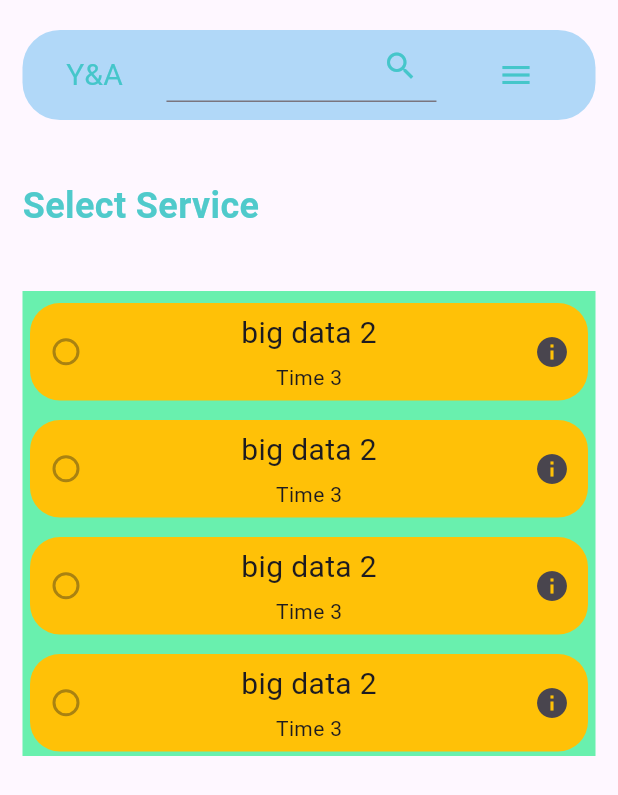
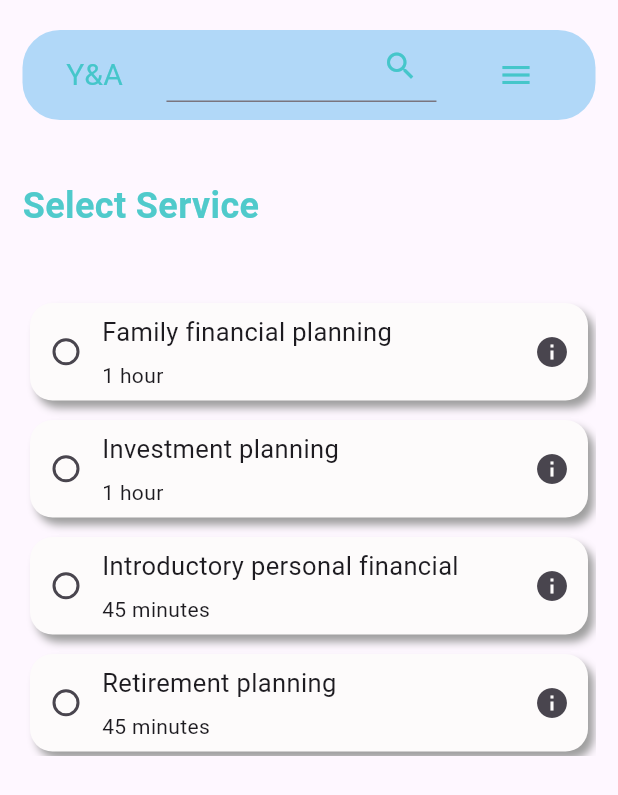
Before and after one commit to Vaibhav77e/appointment, a Flutter app: the screen it shows after launch, on a phone screen of 412 x 824 dp. Shown: the top 795 px of the screen. Run offline on Flutter 3.47's test engine with Material 2 defaults, Android fonts, the phone set to English and light mode, and no system bars.

Commit message:
not working as intent though

```diff
--- a/lib/myhomepage.dart
+++ b/lib/myhomepage.dart
@@ -78,7 +78,7 @@ class _MyHomePageState extends State<MyHomePage> {
             ),
             Container(
               height: 310,
-              color: Colors.greenAccent,
+              //color: Colors.greenAccent,
               child: CustomListView(),
             )
           ]),
--- a/lib/widgets/customListview.dart
+++ b/lib/widgets/customListview.dart
@@ -1,15 +1,32 @@
 import 'package:flutter/material.dart';
 
 // ignore: must_be_immutable
-class CustomListView extends StatelessWidget {
-  Map<String, String> val = {
-    'Family financial planning': '1 hour',
-    'Investment planning': '1 hour',
-  };
+class CustomListView extends StatefulWidget {
+  @override
+  State<CustomListView> createState() => _CustomListViewState();
+}
+
+class _CustomListViewState extends State<CustomListView> {
+  bool selectVal = false;
+
+  List requiredData = [
+    ['Family financial planning', '1 hour', false],
+    ['Investment planning', '1 hour', true],
+    ['Introductory personal financial', '45 minutes', false],
+    ['Retirement planning', '45 minutes', false],
+  ];
+
+  void onSelect(int index) {
+    setState(() {
+      requiredData[index][2] = true;
+    });
+  }
+
   @override
   Widget build(BuildContext context) {
     return ListView.builder(
-      itemCount: 4,
+      physics: NeverScrollableScrollPhysics(),
+      itemCount: requiredData.length,
       itemBuilder: (context, index) => Padding(
         padding: const EdgeInsets.only(top: 8.0, bottom: 5),
         child: Container(
@@ -17,24 +34,47 @@ class CustomListView extends StatelessWidget {
           height: 65,
           width: double.infinity,
           decoration: BoxDecoration(
-            color: Colors.amber,
-            borderRadius: BorderRadius.circular(20),
-          ),
+              color: const Color.fromARGB(255, 253, 251, 251),
+              borderRadius: BorderRadius.circular(15),
+              boxShadow: [
+                BoxShadow(
+                    color: Colors.grey.shade500,
+                    blurRadius: 4,
+                    offset: const Offset(4, 5)),
+              ]),
           child: Row(
             mainAxisAlignment: MainAxisAlignment.spaceBetween,
             children: [
-              Radio(value: '', groupValue: null, onChanged: null),
-              Column(
+              Row(
                 mainAxisAlignment: MainAxisAlignment.spaceEvenly,
                 children: [
-                  Text(
-                    'big data 2',
-                    style: TextStyle(fontSize: 20),
+                  // Radio(value: '', groupValue: null, onChanged: null,activeColor: ,),
+                  Checkbox(
+                      shape: CircleBorder(),
+                      value: selectVal,
+                      onChanged: (value) {
+                        setState(() {
+                          selectVal = value!;
+                          print(requiredData[index][2] = value);
+                          print(requiredData[index][0]);
+                        });
+                      }),
+                  Column(
+                    crossAxisAlignment: CrossAxisAlignment.start,
+                    mainAxisAlignment: MainAxisAlignment.spaceEvenly,
+                    children: [
+                      Text(
+                        requiredData[index][0].toString(),
+                        style: const TextStyle(fontSize: 17),
+                      ),
+                      Text(
+                        requiredData[index][1].toString(),
+                      ),
+                    ],
                   ),
-                  Text('Time 3'),
                 ],
               ),
-              IconButton(onPressed: () {}, icon: const Icon(Icons.info_sharp))
+              IconButton(onPressed: () {}, icon: const Icon(Icons.info_sharp)),
             ],
           ),
         ),
@@ -42,3 +82,20 @@ class CustomListView extends StatelessWidget {
     );
   }
 }
+
+
+
+
+
+
+
+        // Checkbox(
+        //               shape: CircleBorder(),
+        //               value: selectVal,
+        //               onChanged: (value) {
+        //                 setState(() {
+        //                   selectVal = value!;
+        //                   print(requiredData[index][2] = value);
+        //                   print(requiredData[index][0]);
+        //                 });
+        //               }),
--- /dev/null
+++ b/lib/widgets/serviceOffered.dart
@@ -0,0 +1,10 @@
+import 'package:flutter/material.dart';
+
+class ServiceOffer extends StatelessWidget {
+  const ServiceOffer({super.key});
+
+  @override
+  Widget build(BuildContext context) {
+    return Container();
+  }
+}
```
